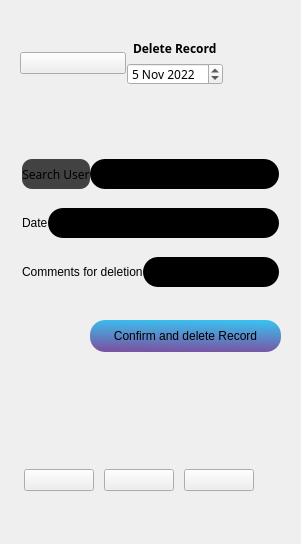
First picture: the form in MyCovidRecord/deletevaccinerecord.ui, repository gagabon501/cs106-2, before the edit.
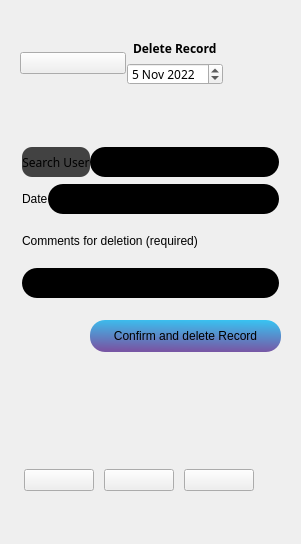
Second picture: the form after the edit. Icons and pictures are not drawn.

Commit message: connected 3 push buttons

Patch:
```diff
--- a/MyCovidRecord/deletevaccinerecord.ui
+++ b/MyCovidRecord/deletevaccinerecord.ui
@@ -251,9 +251,11 @@
           <string notr="true">background-color: none;</string>
          </property>
          <property name="text">
-          <string>Comments for deletion</string>
+          <string>Comments for deletion (required)</string>
          </property>
         </widget>
+       </item>
+      </layout>
        </item>
        <item>
         <widget class="QLineEdit" name="inputDateLine_2">
@@ -268,8 +270,6 @@
 background-color: #000;</string>
          </property>
         </widget>
-       </item>
-      </layout>
      </item>
     </layout>
    </widget>
```
Lines whose indentation alone changed are shown as unchanged. The commit also changes 2 other files.
